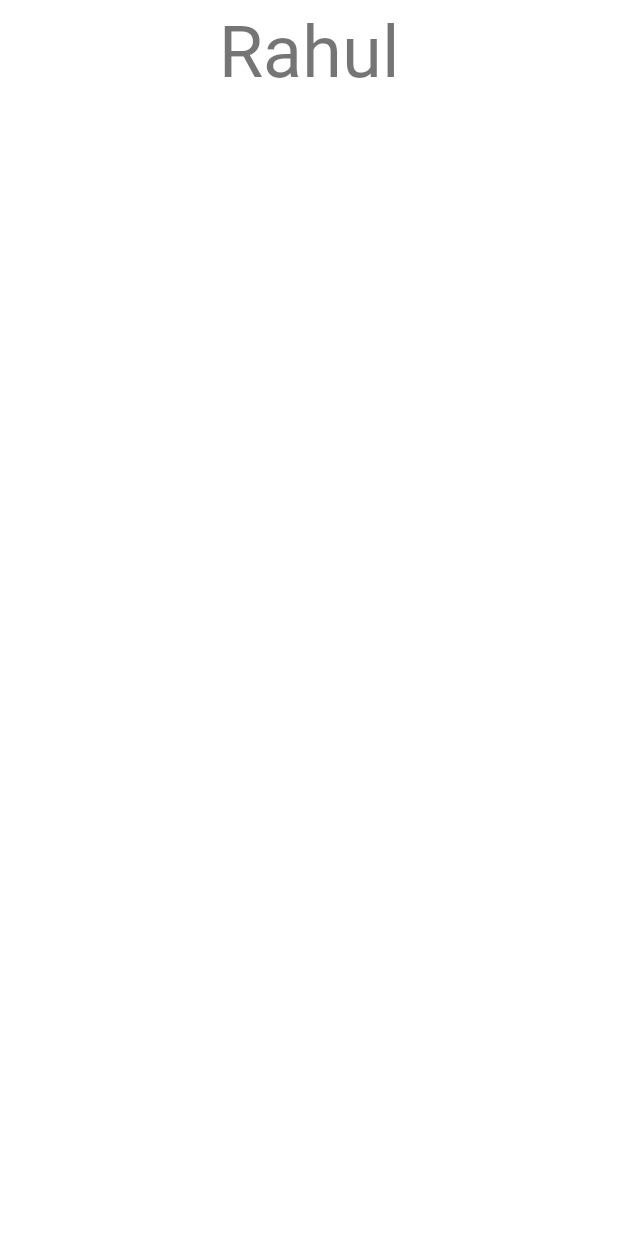
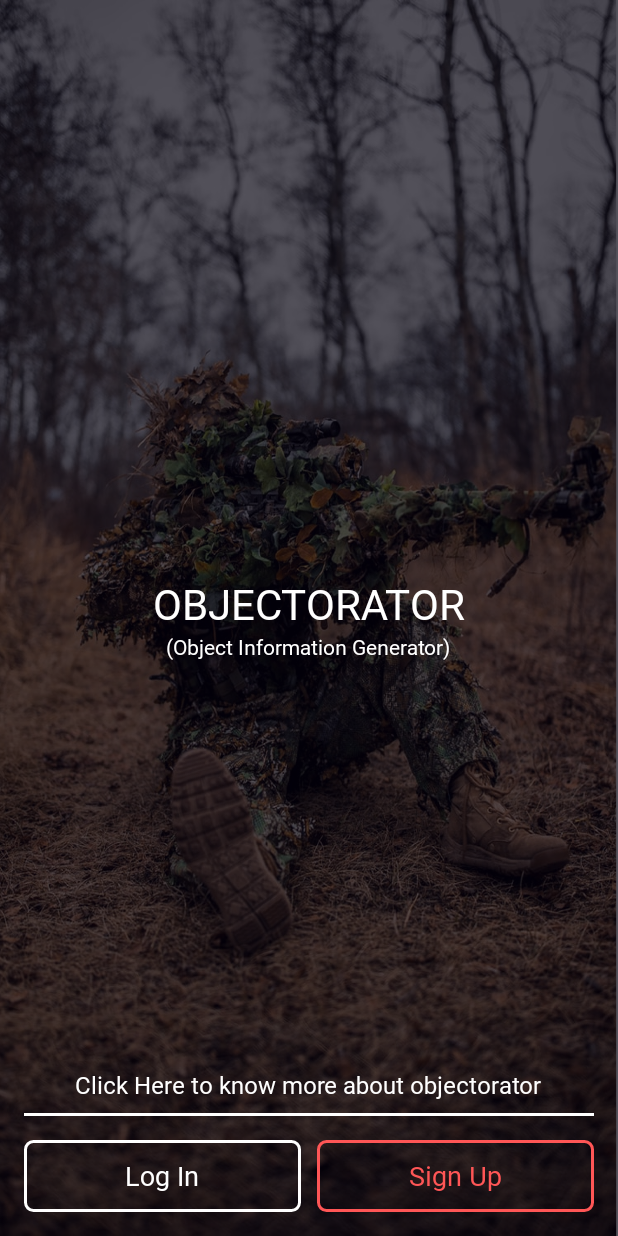
Before and after one commit to rj642/Objectorator, an Android app: the layout activity_main.xml on its own in the app's theme, with its tools: preview values and no code run, on a phone screen of 412 x 824 dp. Run offline under Robolectric (Android 15) with nearby library versions, the phone set to English and light mode, and no system bars.

Commit message:
Added Login UI

```diff
--- a/app/build.gradle
+++ b/app/build.gradle
@@ -1,6 +1,7 @@
 plugins {
     id 'com.android.application'
     id 'kotlin-android'
+    id 'kotlin-kapt'
 }
 
 android {
@@ -29,6 +30,9 @@ android {
     kotlinOptions {
         jvmTarget = '1.8'
     }
+    buildFeatures {
+        viewBinding true
+    }
 }
 
 dependencies {
@@ -37,7 +41,7 @@ dependencies {
     implementation 'androidx.appcompat:appcompat:1.4.1'
     implementation 'com.google.android.material:material:1.5.0'
     implementation 'androidx.constraintlayout:constraintlayout:2.1.3'
-    testImplementation 'junit:junit:4.+'
+    testImplementation 'junit:junit:4.13.2'
     androidTestImplementation 'androidx.test.ext:junit:1.1.3'
     androidTestImplementation 'androidx.test.espresso:espresso-core:3.4.0'
 }
--- a/app/src/main/AndroidManifest.xml
+++ b/app/src/main/AndroidManifest.xml
@@ -15,7 +15,8 @@
         android:theme="@style/Theme.Objectorator">
         <activity
             android:name=".MainActivity"
-            android:exported="true">
+            android:exported="true"
+            android:theme="@style/Theme.Local">
             <intent-filter>
                 <action android:name="android.intent.action.MAIN" />
 
--- a/app/src/main/java/com/example/objectorator/MainActivity.kt
+++ b/app/src/main/java/com/example/objectorator/MainActivity.kt
@@ -1,11 +1,45 @@
 package com.example.objectorator
 
+import android.graphics.Color
 import androidx.appcompat.app.AppCompatActivity
 import android.os.Bundle
+import android.text.Spannable
+import android.text.SpannableStringBuilder
+import android.text.style.ForegroundColorSpan
+import android.widget.TextView
+import androidx.core.content.ContextCompat
+import com.example.objectorator.databinding.ActivityMainBinding
 
 class MainActivity : AppCompatActivity() {
+
+    private var _binding: ActivityMainBinding? = null
+
+    private val binding
+    get() = _binding!!
+
     override fun onCreate(savedInstanceState: Bundle?) {
         super.onCreate(savedInstanceState)
-        setContentView(R.layout.activity_main)
+        _binding = ActivityMainBinding.inflate(layoutInflater)
+
+        binding.apply {
+            val getSpan = createSpan(textTitle, 6, 12)
+            textTitle.text = getSpan
+            val getSpanTwo = createSpan(generalText, 0, 10)
+            generalText.text = getSpanTwo
+        }
+
+        setContentView(binding.root)
     }
+
+    private fun createSpan(text: TextView, start: Int, end: Int): SpannableStringBuilder {
+        val spannable = SpannableStringBuilder(text.text)
+        spannable.setSpan(
+            ForegroundColorSpan(Color.parseColor("#FF5656")),
+            start,
+            end,
+            Spannable.SPAN_EXCLUSIVE_EXCLUSIVE
+        )
+        return spannable
+    }
+
 }
--- /dev/null
+++ b/app/src/main/res/drawable/login_edit_bg.xml
@@ -0,0 +1,9 @@
+<?xml version="1.0" encoding="utf-8"?>
+<selector xmlns:android="http://schemas.android.com/apk/res/android">
+    <item>
+        <shape android:shape="rectangle" >
+            <stroke android:color="#FFFFFF" android:width="2dp" />
+            <corners android:radius="5dp" />
+        </shape>
+    </item>
+</selector>
--- /dev/null
+++ b/app/src/main/res/drawable/signup_edit_bg.xml
@@ -0,0 +1,9 @@
+<?xml version="1.0" encoding="utf-8"?>
+<selector xmlns:android="http://schemas.android.com/apk/res/android">
+    <item>
+        <shape android:shape="rectangle" >
+            <stroke android:color="#FF5656" android:width="2dp" />
+            <corners android:radius="5dp" />
+        </shape>
+    </item>
+</selector>
--- a/app/src/main/res/layout/activity_main.xml
+++ b/app/src/main/res/layout/activity_main.xml
@@ -4,14 +4,97 @@
     xmlns:tools="http://schemas.android.com/tools"
     android:layout_width="match_parent"
     android:layout_height="match_parent"
+    android:background="@drawable/background_image"
     tools:context=".MainActivity">
 
-    <TextView
+    <LinearLayout
         android:layout_width="match_parent"
         android:layout_height="wrap_content"
-        android:text="Rahul"
-        android:fontFamily="@font/inter_semibold"
-        android:textSize="48sp"
-        android:textAlignment="center"/>
+        android:layout_centerVertical="true"
+        android:orientation="vertical">
+
+        <TextView
+            android:id="@+id/text_title"
+            android:layout_width="wrap_content"
+            android:layout_height="wrap_content"
+            android:layout_gravity="center"
+            android:fontFamily="@font/inter_semibold"
+            android:text="OBJECTORATOR"
+            android:textColor="#FFFFFF"
+            android:textSize="28sp" />
+
+        <TextView
+            android:layout_width="wrap_content"
+            android:layout_height="wrap_content"
+            android:layout_gravity="center"
+            android:fontFamily="@font/inter_semibold"
+            android:text="(Object Information Generator)"
+            android:textColor="#FFFFFF"
+            android:textSize="14sp" />
+
+    </LinearLayout>
+
+    <LinearLayout
+        android:layout_width="match_parent"
+        android:layout_height="wrap_content"
+        android:layout_alignParentBottom="true"
+        android:layout_marginHorizontal="16dp"
+        android:layout_marginBottom="16dp"
+        android:orientation="vertical">
+
+        <TextView
+            android:id="@+id/general_text"
+            android:layout_width="wrap_content"
+            android:layout_height="wrap_content"
+            android:layout_gravity="center"
+            android:fontFamily="@font/inter_regular"
+            android:text="Click Here to know more about objectorator"
+            android:textColor="#FFFFFF"
+            android:textAlignment="center"
+            android:layout_marginBottom="8dp"
+            android:textSize="16sp" />
+
+        <View
+            android:layout_width="match_parent"
+            android:layout_height="2dp"
+            android:background="#FFFFFF" />
+
+        <LinearLayout
+            android:weightSum="2"
+            android:layout_width="match_parent"
+            android:layout_height="wrap_content"
+            android:layout_marginTop="16dp"
+            android:orientation="horizontal" >
+
+            <androidx.appcompat.widget.AppCompatButton
+                android:id="@+id/login_button"
+                android:layout_weight="1"
+                android:layout_width="0dp"
+                android:layout_marginEnd="5dp"
+                android:layout_height="wrap_content"
+                android:textAllCaps="false"
+                android:background="@drawable/login_edit_bg"
+                android:textColor="#FFFFFF"
+                android:fontFamily="@font/inter_medium"
+                android:textSize="18sp"
+                android:text="Log In"/>
+
+            <androidx.appcompat.widget.AppCompatButton
+                android:id="@+id/signup_button"
+                android:layout_weight="1"
+                android:layout_width="0dp"
+                android:layout_marginStart="5dp"
+                android:layout_height="wrap_content"
+                android:background="@drawable/signup_edit_bg"
+                android:textColor="#FF5656"
+                android:fontFamily="@font/inter_medium"
+                android:textSize="18sp"
+                android:textAllCaps="false"
+                android:text="Sign Up"/>
+
+        </LinearLayout>
+
+    </LinearLayout>
+
 
 </RelativeLayout>
--- a/app/src/main/res/values/themes.xml
+++ b/app/src/main/res/values/themes.xml
@@ -13,4 +13,20 @@
         <item name="android:statusBarColor" tools:targetApi="l">?attr/colorPrimaryVariant</item>
         <!-- Customize your theme here. -->
     </style>
+
+    <style name="Theme.Local" parent="Theme.MaterialComponents.DayNight.NoActionBar">
+        <!-- Primary brand color. -->
+        <item name="colorPrimary">@color/purple_500</item>
+        <item name="colorPrimaryVariant">@color/purple_700</item>
+        <item name="colorOnPrimary">@color/white</item>
+        <!-- Secondary brand color. -->
+        <item name="colorSecondary">@color/teal_200</item>
+        <item name="colorSecondaryVariant">@color/teal_700</item>
+        <item name="colorOnSecondary">@color/black</item>
+        <!-- Status bar color. -->
+        <item name="android:statusBarColor" tools:targetApi="l">?attr/colorPrimaryVariant</item>
+        <!-- Customize your theme here. -->
+        <item name="android:windowTranslucentStatus">true</item>
+    </style>
+
 </resources>
```
Also changed, not shown: app/src/main/res/drawable/background_image.png (added), 1 other file.
